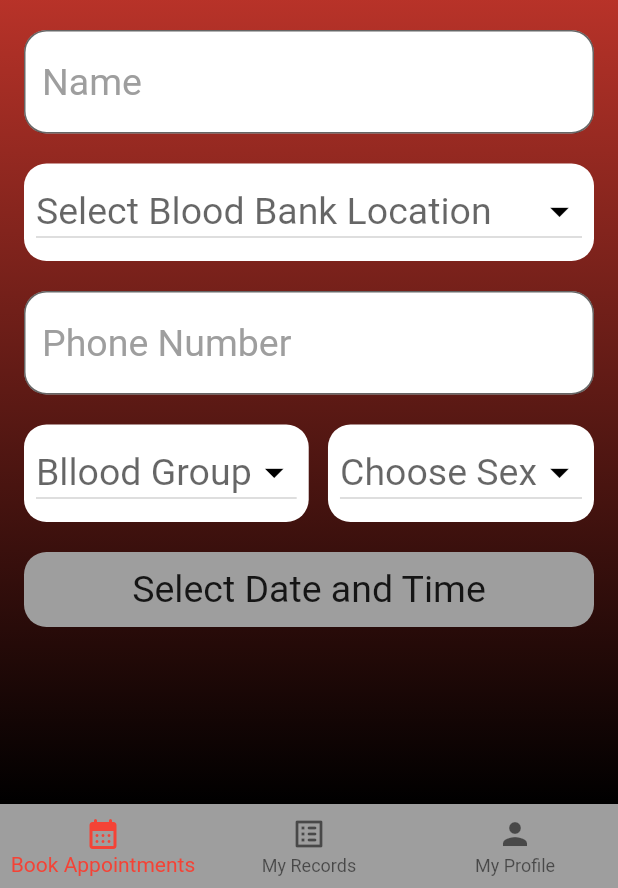
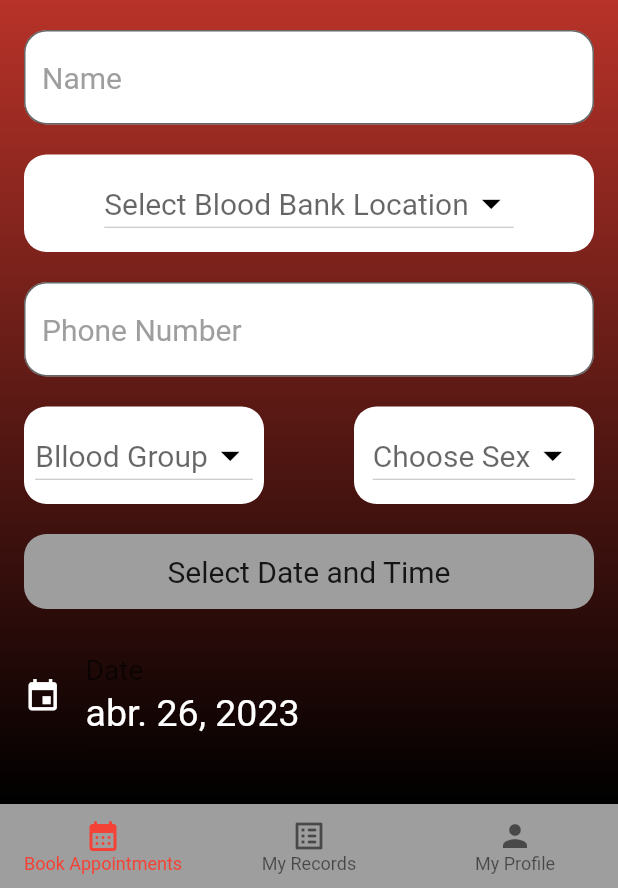
Before and after one commit to Tanvi129/Blood-Donor-Management-App, a Flutter app: the screen it shows after launch, on a phone screen of 412 x 824 dp, the part 348-1236 px from its top. Run offline on Flutter 3.47's test engine with Material 2 defaults, Android fonts, the phone set to English and light mode, and no system bars; drawn by our look-alikes of date_time_picker; missing offline and left inert: dart:ffi.

Commit message:
Date picker added

```diff
--- a/lib/BottomNavBar.dart
+++ b/lib/BottomNavBar.dart
@@ -18,6 +18,7 @@ class _BotttomNavBarState extends State<BotttomNavBar> {
     return Scaffold(
       body: _returnScreen(_selectedIndex),
       bottomNavigationBar: BottomNavigationBar(
+        selectedFontSize: 12,
         backgroundColor: Colors.grey,
         items: const <BottomNavigationBarItem>[
           BottomNavigationBarItem(
--- a/lib/main.dart
+++ b/lib/main.dart
@@ -2,6 +2,10 @@ import 'package:blood_donor/BottomNavBar.dart';
 import 'package:blood_donor/screens/LoginScreen.dart';
 import 'package:blood_donor/screens/SignUP.dart';
 import 'package:flutter/material.dart';
+import 'package:flutter_localizations/flutter_localizations.dart';
+import 'package:intl/intl.dart';
+
+
 
 void main() {
   runApp(const MyApp());
@@ -29,6 +33,13 @@ class MyApp extends StatelessWidget {
         primarySwatch: Colors.grey,
       ),
       home: const BotttomNavBar(),
+      localizationsDelegates: [
+        GlobalWidgetsLocalizations.delegate,
+        GlobalMaterialLocalizations.delegate,
+        GlobalCupertinoLocalizations.delegate,
+      ],
+      supportedLocales: [Locale('en', 'IN')], //, Locale('pt', 'BR')],
     );
+
   }
 }
--- a/lib/screens/BookAppointmentScreen.dart
+++ b/lib/screens/BookAppointmentScreen.dart
@@ -1,6 +1,9 @@
 import 'package:blood_donor/widgets/dropDownList.dart';
 import 'package:blood_donor/widgets/textFormField.dart';
 import 'package:flutter/material.dart';
+import 'package:date_time_picker/date_time_picker.dart';
+import 'package:intl/intl.dart';
+
 
 const List<String> hospitalList = <String>[
   'Apollo Blood Bank',
@@ -25,6 +28,22 @@ class _BookAppointmentScreenState extends State<BookAppointmentScreen> {
   final nameController = TextEditingController();
 
   final phoneController = TextEditingController();
+  String _valueChanged3 = '';
+  String _valueToValidate3 = '';
+  String _valueSaved3 = '';
+  late TextEditingController _controller3;
+
+
+  @override
+  void initState() {
+    // TODO: implement initState
+    super.initState();
+    Intl.defaultLocale = 'pt_BR';
+    _controller3 = TextEditingController(text: DateTime.now().toString());
+
+  }
+
+
 
   @override
   Widget build(BuildContext context) {
@@ -65,7 +84,8 @@ class _BookAppointmentScreenState extends State<BookAppointmentScreen> {
               DropDownList(
                   dropDownValue: hospitalDropdownValue,
                   list: hospitalList,
-                  unboundedWidth: true,
+                  width: MediaQuery.of(context).size.width,
+                  unboundedWidth: false,
                   hintext: "Select Blood Bank Location"),
               const SizedBox(
                 height: 20,
@@ -85,12 +105,15 @@ class _BookAppointmentScreenState extends State<BookAppointmentScreen> {
                       dropDownValue: bloodlDropdownValue,
                       list: bloodGrouplList,
                       unboundedWidth: false,
+                      width: 160,
                       hintext: "Bllood Group"),
                   DropDownList(
                       dropDownValue: genderlDropdownValue,
                       unboundedWidth: false,
                       list: genderlList,
+                      width: 160,
                       hintext: "Choose Sex"),
+
                 ],
 
               ),
@@ -107,8 +130,36 @@ class _BookAppointmentScreenState extends State<BookAppointmentScreen> {
                 ),
                 height: 50,
                 child: const Text("Select Date and Time",
-                style: TextStyle(fontSize: 25),),
-              )
+                style: TextStyle(fontSize: 20),),
+              ),
+              const SizedBox(
+                height: 20,
+              ),
+              DateTimePicker(
+
+                type: DateTimePickerType.date,
+                //dateMask: 'yyyy/MM/dd',
+                controller: _controller3,
+                style: TextStyle(
+                  color: Colors.white,
+                  // backgroundColor: Colors.white,
+                  decorationColor: Colors.white,
+                  fontSize: 25,
+                ),
+                //initialValue: _initialValue,
+                firstDate: DateTime(2000),
+                lastDate: DateTime(2100),
+                icon: Icon(Icons.event , color: Colors.white, size: 25,),
+                dateLabelText: 'Date',
+                locale: Locale('en', 'IN'),
+                onChanged: (val) => setState(() => _valueChanged3 = val),
+                validator: (val) {
+                  setState(() => _valueToValidate3 = val ?? '');
+                  return null;
+                },
+                onSaved: (val) => setState(() => _valueSaved3 = val ?? ''),
+              ),
+
             ],
           ),
         ),
--- a/lib/widgets/dropDownList.dart
+++ b/lib/widgets/dropDownList.dart
@@ -1,10 +1,11 @@
 import 'package:flutter/material.dart';
 
 class DropDownList extends StatefulWidget {
-  DropDownList({ Key? key , required this.dropDownValue,  required this.list , required this.hintext , required this.unboundedWidth}) : super(key: key);
+  DropDownList({ Key? key , required this.dropDownValue,  required this.list , required this.hintext , required this.unboundedWidth , required this.width}) : super(key: key);
   bool unboundedWidth ;
   String hintext;
   String? dropDownValue;
+  double width;
   var list;
   @override
   State<DropDownList> createState() => _DropDownListState();
@@ -14,13 +15,15 @@ class _DropDownListState extends State<DropDownList> {
   @override
   Widget build(BuildContext context) {
     return  Container(
-                padding: const EdgeInsets.all(8),
+                // padding: const EdgeInsets.all(4),
+                alignment: Alignment.center,
                 decoration: BoxDecoration(
                   borderRadius: BorderRadius.circular(15),
                   color: Colors.white,
 
                 ),
                 height: 65,
+                width: widget.width,
                 child: DropdownButton<String>(
                   value: widget.dropDownValue,
                   // icon: const Icon(Icons.arrow_downward),
@@ -31,7 +34,7 @@ class _DropDownListState extends State<DropDownList> {
                   isExpanded: widget.unboundedWidth,
                   style: const TextStyle(
                     color: Colors.black,
-                    fontSize: 25,
+                    fontSize: 20,
                   ),
 
                   onChanged: (String? value) {
--- a/lib/widgets/textFormField.dart
+++ b/lib/widgets/textFormField.dart
@@ -23,14 +23,14 @@ TextInputType keyboardType;
                         controller: controller,
                         style: const TextStyle(
                           color: Colors.black,
-                          fontSize: 25,
+                          fontSize: 20,
                         ),
                         decoration:  InputDecoration(
                           fillColor: Colors.white,
                           filled: true,
                           hintText: hintText,
                           hintStyle: const TextStyle(
-                            fontSize: 25,
+                            fontSize: 20,
 
                             color: Colors.grey
                           ),
--- a/pubspec.yaml
+++ b/pubspec.yaml
@@ -29,11 +29,14 @@ environment:
 dependencies:
   flutter:
     sdk: flutter
+  flutter_localizations:
+    sdk: flutter
 
 
   # The following adds the Cupertino Icons font to your application.
   # Use with the CupertinoIcons class for iOS style icons.
   cupertino_icons: ^1.0.2
+  date_time_picker: ^2.1.0
 
 dev_dependencies:
   flutter_test:
```
Also changed, not shown: pubspec.lock.
